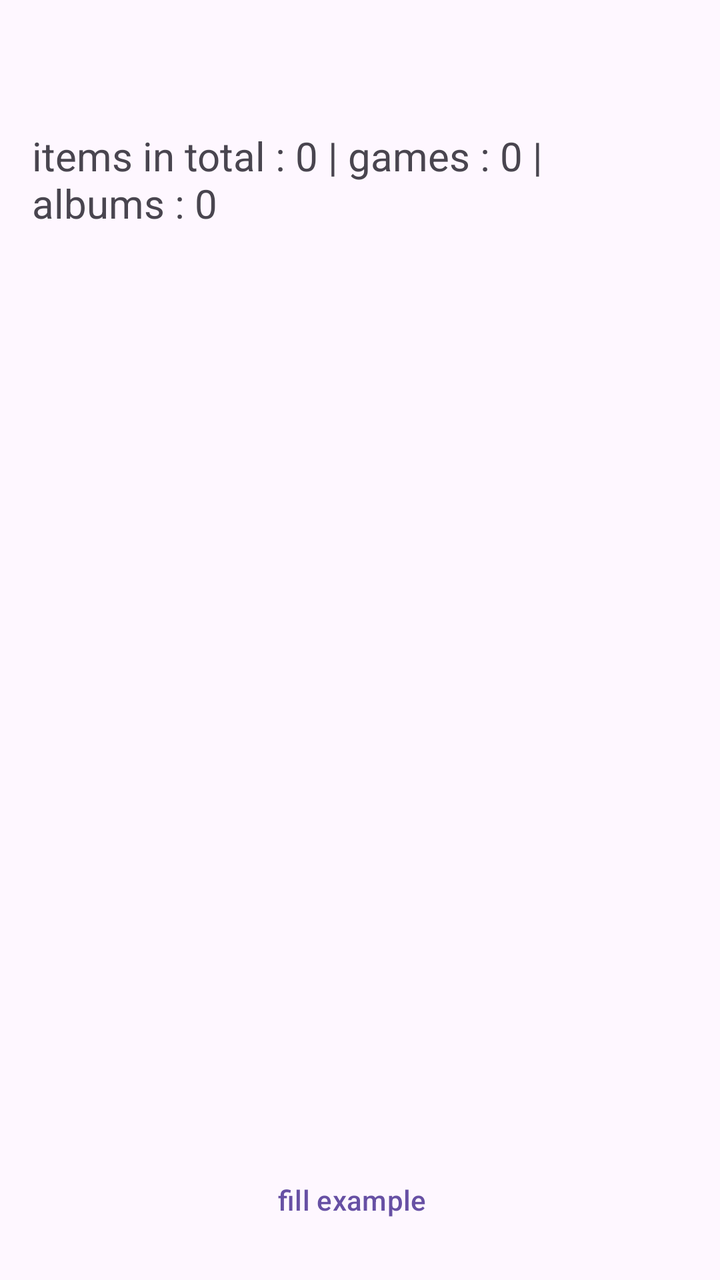
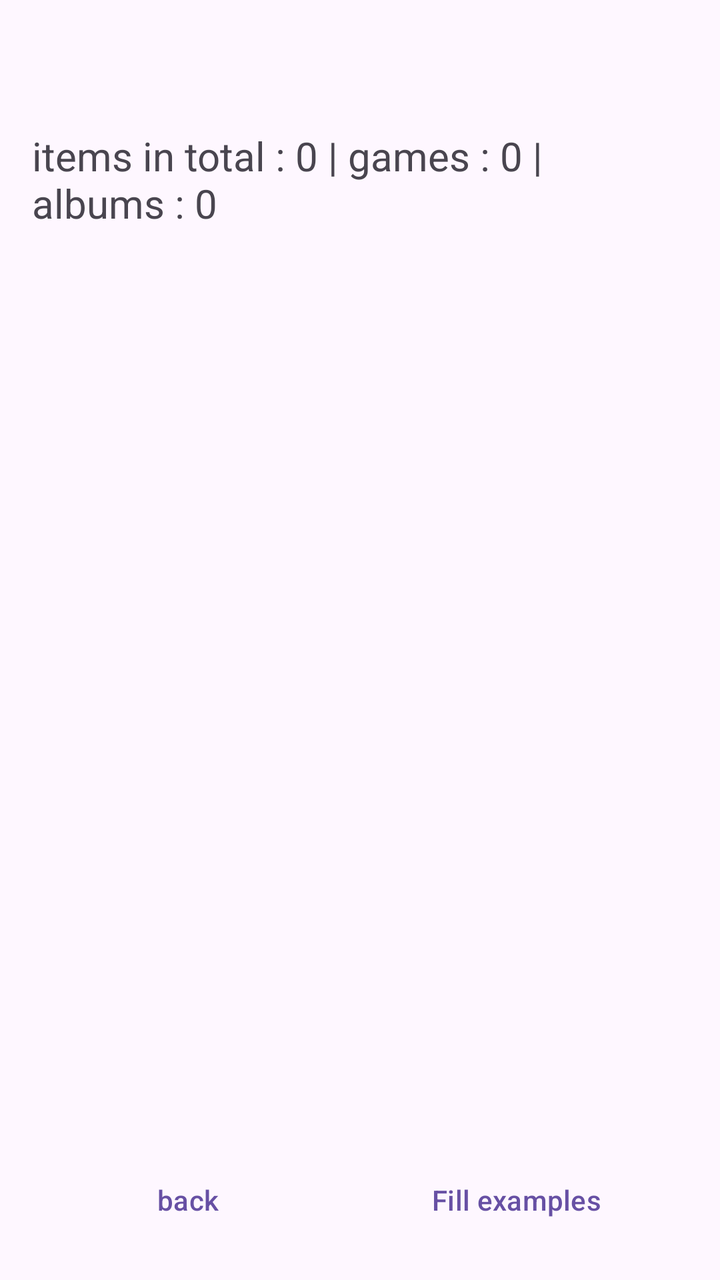

Screens rendered from an Android XML layout before and after an edit, with the pre-edit source and the edit as a unified diff.
<!-- AndroidManifest.xml: application theme Theme.MyApplication -->
<!-- res/layout/activity_list_details.xml -->
<?xml version="1.0" encoding="utf-8"?>
<LinearLayout xmlns:android="http://schemas.android.com/apk/res/android"
    android:id="@+id/main"
    android:layout_width="match_parent"
    android:layout_height="match_parent"
    android:orientation="vertical"
    android:padding="16dp"
    android:layoutDirection="rtl">

    <TextView
        android:id="@+id/tvListTitle"
        android:layout_width="match_parent"
        android:layout_height="wrap_content"
        android:layout_marginBottom="8dp"
        android:text=""
        android:textSize="30sp" />
    <TextView
        android:id="@+id/tvStats"
        android:layout_width="match_parent"
        android:layout_height="wrap_content"
        android:layout_marginBottom="16dp"
        android:text="items in total : 0 | games : 0 | albums : 0"
        android:textSize="20sp" />

    
    <FrameLayout
        android:layout_width="match_parent"
        android:layout_height="0dp"
        android:layout_weight="1">

        <ListView
            android:id="@+id/lvTasks"
            android:layout_width="match_parent"
            android:layout_height="match_parent" />

        <TextView
            android:id="@+id/tvEmpty"
            android:layout_width="wrap_content"
            android:layout_height="wrap_content"
            android:layout_gravity="center"
            android:text="@string/nothing_to_show"
            android:textSize="18sp"
            android:visibility="gone" />
    </FrameLayout>

    <LinearLayout
        style="?android:attr/buttonBarStyle"
        android:layout_width="match_parent"
        android:layout_height="wrap_content"
        android:gravity="center_vertical"
        android:orientation="horizontal">
        <Button
            android:id="@+id/btnFillExample"
            style="?android:attr/buttonBarButtonStyle"
            android:layout_width="0dp"
            android:layout_height="wrap_content"
            android:layout_weight="1"
            android:minHeight="48dp"
            android:text="fill example" />
    </LinearLayout>
</LinearLayout>
<!-- resources referenced by this layout -->
<resources>
  <string name="nothing_to_show">אין משימות להצגה</string>
  <style name="Theme.MyApplication" parent="Base.Theme.MyApplication" />
  <style name="Base.Theme.MyApplication" parent="Theme.Material3.DayNight.NoActionBar">
          
          
      </style>
</resources>

<!-- the commit's change to res/layout/activity_list_details.xml (unified diff, before → after) -->
@@ -56,6 +56,14 @@
             android:layout_height="wrap_content"
             android:layout_weight="1"
             android:minHeight="48dp"
-            android:text="fill example" />
+            android:text="@string/fill_example" />
+        <Button
+            android:id="@+id/btnBack"
+            style="?android:attr/buttonBarButtonStyle"
+            android:layout_width="0dp"
+            android:layout_height="wrap_content"
+            android:layout_weight="1"
+            android:minHeight="48dp"
+            android:text="@string/back_button" />
     </LinearLayout>
 </LinearLayout>
<!-- resource entries referenced after the edit -->
@@ -1,6 +1,8 @@
 <!-- resources referenced by this layout -->
 <resources>
-  <string name="nothing_to_show">אין משימות להצגה</string>
+  <string name="back_button">back</string>
+  <string name="fill_example">Fill examples</string>
+  <string name="nothing_to_show">lists not found.</string>
   <style name="Theme.MyApplication" parent="Base.Theme.MyApplication" />
   <style name="Base.Theme.MyApplication" parent="Theme.Material3.DayNight.NoActionBar">
           
